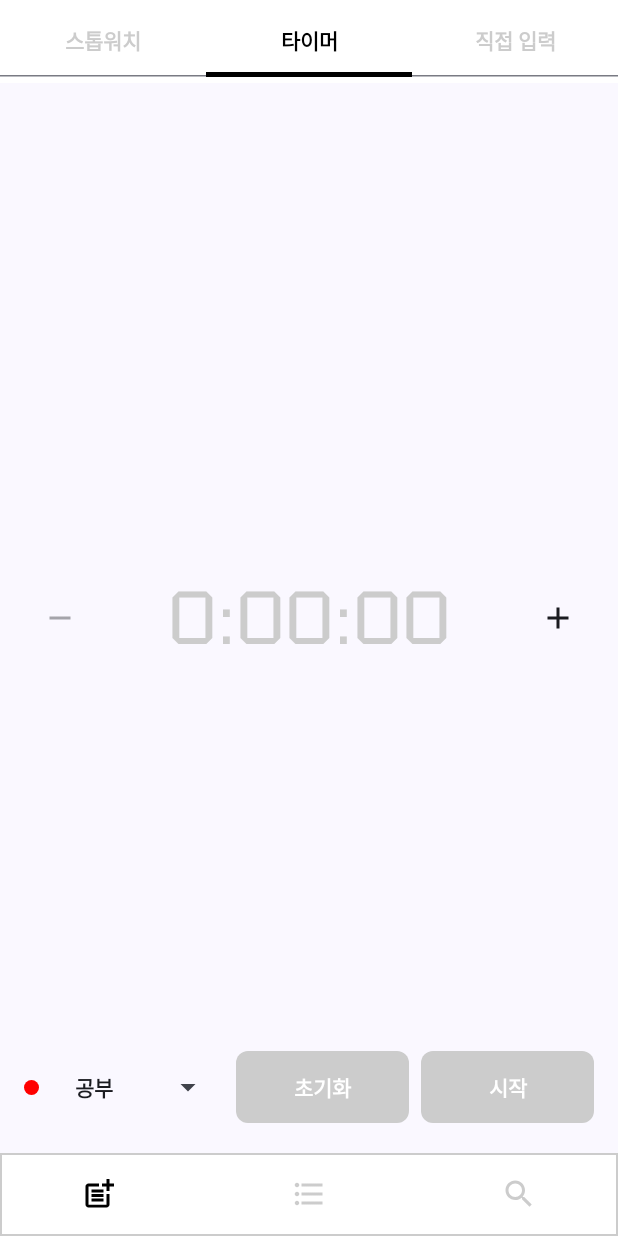
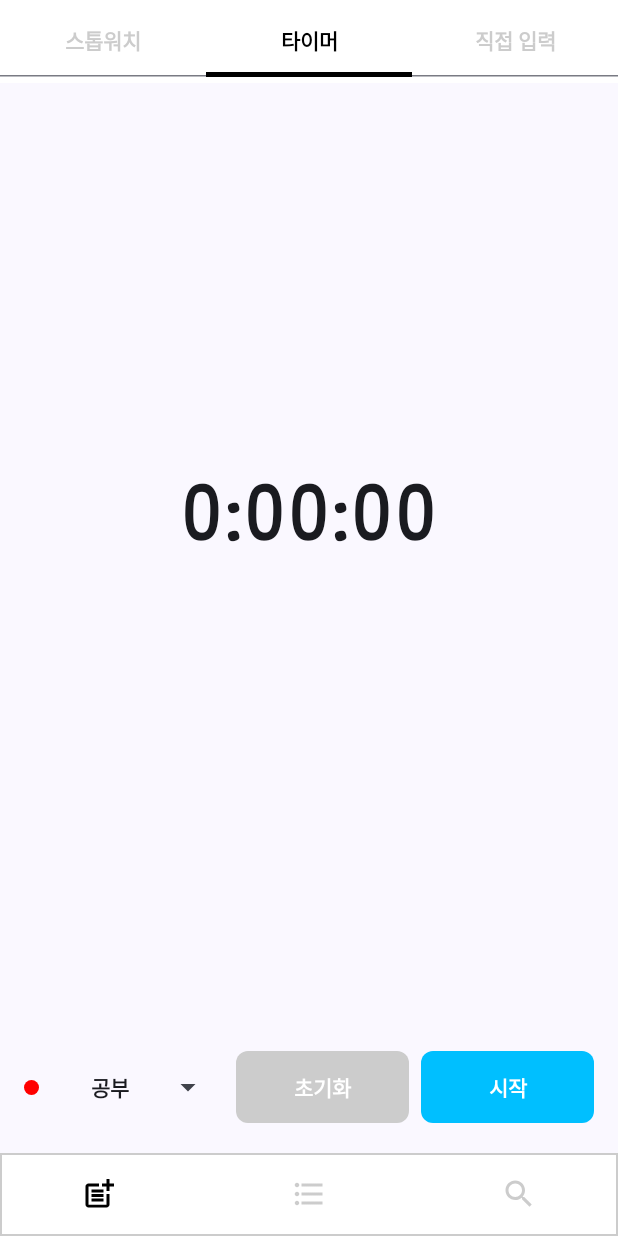
Before and after one commit to andpact/WiD-android, an Android app built with Jetpack Compose: the screen it shows after launch (MainActivity), tab 2 chosen, on a phone screen of 412 x 824 dp. Run offline under Robolectric (Android 15) with nearby library versions, the phone set to English and light mode, and no system bars; Roboto replaces fonts that are not available here.

Commit message:
update fragment

```diff
--- a/app/src/main/java/andpact/project/wid/fragment/WiDCreateStopWatchFragment.kt
+++ b/app/src/main/java/andpact/project/wid/fragment/WiDCreateStopWatchFragment.kt
@@ -135,20 +135,22 @@ fun WiDCreateStopWatchFragment(buttonsVisible: MutableState<Boolean>) {
     }
 
     // 전체 화면
-    Column(modifier = Modifier
+    Box(modifier = Modifier
         .fillMaxSize()
         .padding(16.dp),
-        horizontalAlignment = Alignment.CenterHorizontally
     ) {
+        // 스톱워치 시간 표시
         Text(modifier = Modifier
-            .weight(1f)
-            .padding(PaddingValues(top = 80.dp)),
+            .padding(PaddingValues(bottom = 140.dp))
+            .align(Alignment.Center),
             text = formatStopWatchTime(elapsedTime),
             style = TextStyle(textAlign = TextAlign.End)
         )
 
+        // 제목 선택 및 버튼 모음
         Row(modifier = Modifier
-            .fillMaxWidth(),
+            .fillMaxWidth()
+            .align(Alignment.BottomCenter),
             horizontalArrangement = Arrangement.spacedBy(8.dp),
             verticalAlignment = Alignment.CenterVertically
         ) {
@@ -161,15 +163,15 @@ fun WiDCreateStopWatchFragment(buttonsVisible: MutableState<Boolean>) {
             ExposedDropdownMenuBox(modifier = Modifier
                 .weight(1f),
                 expanded = titleMenuExpanded,
-                onExpandedChange = { if (!isRunning && buttonsVisible.value) titleMenuExpanded = !titleMenuExpanded },
+                onExpandedChange = { if (!isRunning && buttonsVisible.value) titleMenuExpanded = !titleMenuExpanded }
             ) {
                 TextField(modifier = Modifier
                     .menuAnchor(),
                     readOnly = true,
                     value = titleMap[title] ?: "공부",
-                    textStyle = TextStyle(fontWeight = FontWeight.Bold),
+                    textStyle = TextStyle(fontWeight = FontWeight.Bold, textAlign = TextAlign.Center),
                     onValueChange = {},
-                    trailingIcon = { ExposedDropdownMenuDefaults.TrailingIcon(expanded = titleMenuExpanded) },
+                    trailingIcon = { if (!isRunning && buttonsVisible.value) ExposedDropdownMenuDefaults.TrailingIcon(expanded = titleMenuExpanded) },
                     colors = ExposedDropdownMenuDefaults.textFieldColors(
                         focusedContainerColor = Color.Transparent,
                         unfocusedContainerColor = Color.Transparent,
--- a/app/src/main/java/andpact/project/wid/fragment/WiDCreateTimerFragment.kt
+++ b/app/src/main/java/andpact/project/wid/fragment/WiDCreateTimerFragment.kt
@@ -3,10 +3,8 @@ package andpact.project.wid.fragment
 import andpact.project.wid.R
 import andpact.project.wid.model.WiD
 import andpact.project.wid.service.WiDService
-import andpact.project.wid.util.colorMap
-import andpact.project.wid.util.formatTime
-import andpact.project.wid.util.titleMap
-import andpact.project.wid.util.titles
+import andpact.project.wid.util.*
+import android.widget.NumberPicker
 import androidx.compose.animation.*
 import androidx.compose.animation.core.tween
 import androidx.compose.foundation.BorderStroke
@@ -63,8 +61,8 @@ fun WiDCreateTimerFragment(buttonsVisible: MutableState<Boolean>) {
     var buttonText by remember { mutableStateOf("시작") }
 
     // 버튼 활성화 여부를 나타내는 상태 변수 추가
-    var minusButtonEnabled by remember { mutableStateOf(false) }
-    var plusButtonEnabled by remember { mutableStateOf(true) }
+//    var minusButtonEnabled by remember { mutableStateOf(false) }
+//    var plusButtonEnabled by remember { mutableStateOf(true) }
 
     fun startWiD() {
         isRunning = true
@@ -134,7 +132,6 @@ fun WiDCreateTimerFragment(buttonsVisible: MutableState<Boolean>) {
         buttonText = "시작"
 
         buttonsVisible.value = true
-        minusButtonEnabled = false
     }
 
     LaunchedEffect(isRunning) {
@@ -150,81 +147,19 @@ fun WiDCreateTimerFragment(buttonsVisible: MutableState<Boolean>) {
         }
     }
 
+    // 전체 화면
     Box(modifier = Modifier
         .fillMaxSize()
         .padding(16.dp),
     ) {
-        Row(modifier = Modifier
+        // 타이머 남은 시간 텍스트 뷰
+        Text(modifier = Modifier
             .fillMaxWidth()
+            .padding(PaddingValues(bottom = 140.dp))
             .align(Alignment.Center),
-            verticalAlignment = Alignment.CenterVertically
-        ) {
-            AnimatedVisibility(
-                visible = buttonsVisible.value,
-                enter = fadeIn(
-                    initialAlpha = 0.1f,
-                    animationSpec = tween(500)
-                ),
-                exit = fadeOut(
-                    targetAlpha = 0.1f,
-                    animationSpec = tween(500)
-                )
-            ) {
-                IconButton(
-                    onClick = {
-                        if (remainingTime > 0) {
-                            finishTime -= 3_600_000
-                            remainingTime = finishTime - currentTime
-                        }
-                        if (remainingTime <= 0) {
-                            minusButtonEnabled = false
-                        }
-                        if (remainingTime < 12 * 3_600_000) {
-                            plusButtonEnabled = true
-                        }
-                    },
-                    enabled = minusButtonEnabled
-                ) {
-                    Icon(painter = painterResource(id = R.drawable.baseline_remove_24), contentDescription = "minus1Hour")
-                }
-            }
-
-            // 남은 시간 텍스트 뷰
-            Text(modifier = Modifier
-                .weight(1f),
-                text = formatTime(time = remainingTime),
-                color = if (minusButtonEnabled) Color.Unspecified else Color.LightGray,
-                style = TextStyle(fontSize = 50.sp, textAlign = TextAlign.Center, fontFamily = FontFamily(Font(R.font.tektur_variablefont_wdth_wght)))
-            )
-
-            AnimatedVisibility(
-                visible = buttonsVisible.value,
-                enter = fadeIn(
-                    initialAlpha = 0.1f,
-                    animationSpec = tween(500)
-                ),
-                exit = fadeOut(
-                    targetAlpha = 0.1f,
-                    animationSpec = tween(500)
-                )
-            ) {
-                IconButton(
-                    onClick = {
-                        finishTime += 3_600_000
-                        remainingTime = finishTime - currentTime
-                        if (remainingTime > 0) {
-                            minusButtonEnabled = true
-                        }
-                        if (remainingTime >= 12 * 3_600_000) {
-                            plusButtonEnabled = false
-                        }
-                    },
-                    enabled = plusButtonEnabled
-                ) {
-                    Icon(imageVector = Icons.Filled.Add, contentDescription = "plus1Hour")
-                }
-            }
-        }
+            text = formatTimerTime(time = remainingTime),
+            style = TextStyle(fontSize = 50.sp, textAlign = TextAlign.Center, fontFamily = FontFamily(Font(R.font.wellfleet_regular)))
+        )
 
         Row(modifier = Modifier
             .fillMaxWidth()
@@ -247,9 +182,9 @@ fun WiDCreateTimerFragment(buttonsVisible: MutableState<Boolean>) {
                     .menuAnchor(),
                     readOnly = true,
                     value = titleMap[title] ?: "공부",
-                    textStyle = TextStyle(fontWeight = FontWeight.Bold),
+                    textStyle = TextStyle(fontWeight = FontWeight.Bold, textAlign = TextAlign.Center),
                     onValueChange = {},
-                    trailingIcon = { ExposedDropdownMenuDefaults.TrailingIcon(expanded = titleMenuExpanded) },
+                    trailingIcon = { if (!isRunning && buttonsVisible.value) ExposedDropdownMenuDefaults.TrailingIcon(expanded = titleMenuExpanded) },
                     colors = ExposedDropdownMenuDefaults.textFieldColors(
                         focusedContainerColor = Color.Transparent,
                         unfocusedContainerColor = Color.Transparent,
@@ -294,9 +229,7 @@ fun WiDCreateTimerFragment(buttonsVisible: MutableState<Boolean>) {
             TextButton(modifier = Modifier
                 .weight(1f)
                 .background(
-                    if (!minusButtonEnabled) {
-                        Color.LightGray
-                    } else if (buttonText == "중지") {
+                    if (buttonText == "중지") {
                         colorResource(id = R.color.orange_red)
                     } else if (buttonText == "계속") {
                         colorResource(id = R.color.lime_green)
@@ -307,7 +240,6 @@ fun WiDCreateTimerFragment(buttonsVisible: MutableState<Boolean>) {
                 onClick = {
                     if (!isRunning) startWiD() else finishWiD()
                 },
-                enabled = minusButtonEnabled
             ) {
                 Text(text = buttonText,
                     style = TextStyle(color = Color.White, fontWeight = FontWeight.Bold)
--- a/app/src/main/java/andpact/project/wid/util/CalendarUtil.kt
+++ b/app/src/main/java/andpact/project/wid/util/CalendarUtil.kt
@@ -1,19 +1,18 @@
 package andpact.project.wid.util
 
 import andpact.project.wid.R
-import androidx.compose.ui.text.AnnotatedString
-import androidx.compose.ui.text.SpanStyle
-import androidx.compose.ui.text.buildAnnotatedString
+import androidx.compose.ui.graphics.Color
+import androidx.compose.ui.text.*
 import androidx.compose.ui.text.font.Font
 import androidx.compose.ui.text.font.FontFamily
-import androidx.compose.ui.text.withStyle
+import androidx.compose.ui.text.font.FontStyle
+import androidx.compose.ui.text.style.BaselineShift
 import androidx.compose.ui.unit.sp
 import java.time.Duration
 import java.time.LocalDate
 import java.time.YearMonth
-import java.time.temporal.WeekFields
 
-fun formatTime(time: Long): String {
+fun formatTimerTime(time: Long): String {
     val hours = (time / 3600000).toString().padStart(1, '0')
     val minutes = ((time % 3600000) / 60000).toString().padStart(2, '0')
     val seconds = ((time % 60000) / 1000).toString().padStart(2, '0')
@@ -22,13 +21,53 @@ fun formatTime(time: Long): String {
 }
 
 fun formatStopWatchTime(time: Long): AnnotatedString {
-    val hours = (time / 3600000).toString().padStart(1, '0')
-    val minutes = ((time % 3600000) / 60000).toString().padStart(2, '0')
-    val seconds = ((time % 60000) / 1000).toString().padStart(2, '0')
+    val hours = (time / 3_600_000).toInt()
+    val minutes = ((time % 3_600_000) / 60_000).toInt()
+    val seconds = ((time % 60_000) / 1_000).toInt()
+
+    val hoursText = hours.toString().padStart(1, '0')
+
+    val minutesText = if (0 < hours) {
+        minutes.toString().padStart(2, '0')
+    } else {
+        minutes.toString().padStart(1, '0')
+    }
+
+    val secondsText = if (0 < minutes || 0 < hours) {
+        seconds.toString().padStart(2, '0')
+    } else {
+        seconds.toString().padStart(1, '0')
+    }
 
     return buildAnnotatedString {
-        withStyle(style = SpanStyle(fontSize = 100.sp, fontFamily = FontFamily(Font(R.font.tektur_variablefont_wdth_wght)))) {
-            append("$hours\n$minutes\n$seconds")
+        withStyle(style = ParagraphStyle(lineHeight = 80.sp)) {
+            if (0 < hours) {
+                withStyle(style = SpanStyle(fontSize = 100.sp, fontFamily = FontFamily(Font(R.font.wellfleet_regular)))) {
+                    append(hoursText)
+                }
+
+                withStyle(style = SpanStyle(fontSize = 14.sp, color = Color.Gray, fontFamily = FontFamily(Font(R.font.ubuntu_mono_regular)))) {
+                    append("h\n")
+                }
+            }
+
+            if (0 < minutes || 0 < hours) {
+                withStyle(style = SpanStyle(fontSize = 100.sp, fontFamily = FontFamily(Font(R.font.wellfleet_regular)))) {
+                    append(minutesText)
+                }
+
+                withStyle(style = SpanStyle(fontSize = 14.sp, color = Color.Gray, fontFamily = FontFamily(Font(R.font.ubuntu_mono_regular)))) {
+                    append("m\n")
+                }
+            }
+
+            withStyle(style = SpanStyle(fontSize = 100.sp, fontFamily = FontFamily(Font(R.font.wellfleet_regular)))) {
+                append(secondsText)
+            }
+
+            withStyle(style = SpanStyle(fontSize = 14.sp, color = Color.Gray, fontFamily = FontFamily(Font(R.font.ubuntu_mono_regular)))) {
+                append("s\n")
+            }
         }
     }
 }
```
Also changed, not shown: app/src/main/java/andpact/project/wid/fragment/PieChartFragment.kt (+49 -45 lines), app/src/main/java/andpact/project/wid/fragment/WheelPickerExample.kt (added, +123 -0 lines), app/src/main/java/andpact/project/wid/fragment/WiDReadDayFragment.kt (+5 -3 lines), app/src/main/res/font/agbalumo_regular.ttf (added), app/src/main/res/font/ubuntu_mono_regular.ttf (added), app/src/main/res/font/wellfleet_regular.ttf (added).
